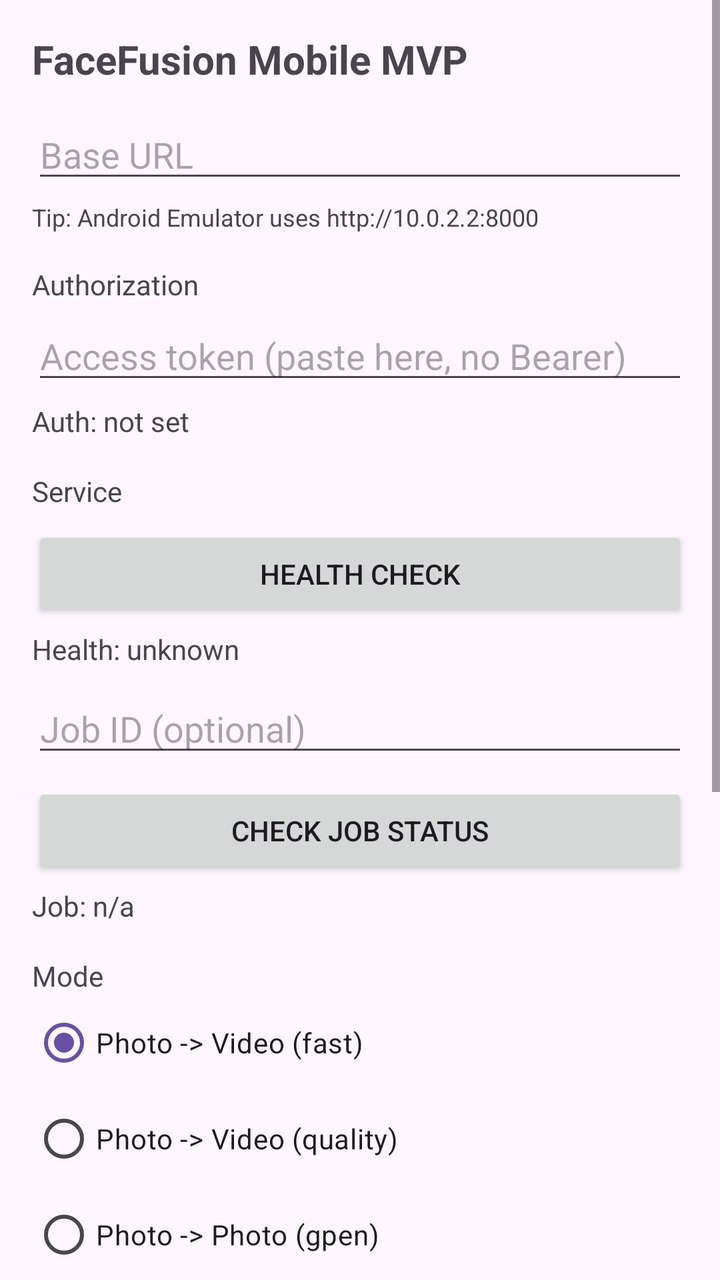
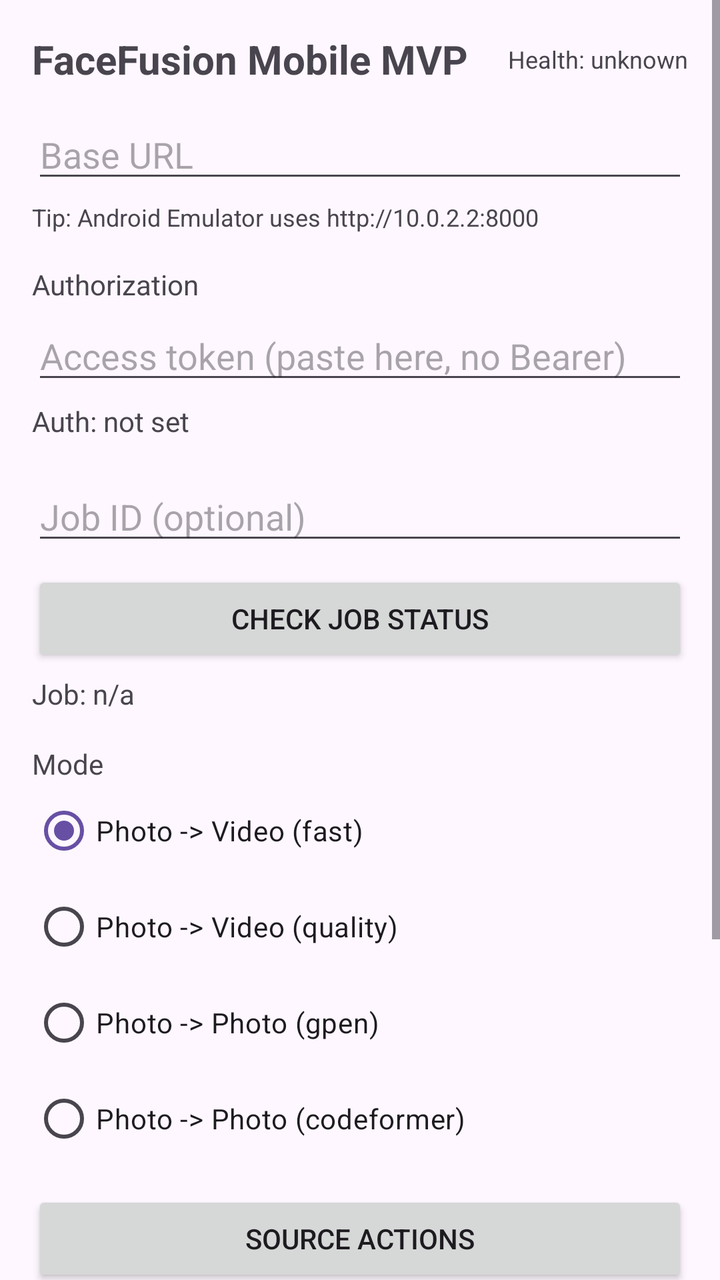

Two renders of the same Android screen: before a commit and after it. Below are the layout's source before the change and the commit's diff.
<!-- AndroidManifest.xml: application theme Theme.FaceFusion -->
<!-- res/layout/activity_main.xml -->
<?xml version="1.0" encoding="utf-8"?>
<ScrollView xmlns:android="http://schemas.android.com/apk/res/android"
    xmlns:tools="http://schemas.android.com/tools"
    android:layout_width="match_parent"
    android:layout_height="match_parent"
    android:fillViewport="true"
    tools:context=".MainActivity">

    <LinearLayout
        android:layout_width="match_parent"
        android:layout_height="wrap_content"
        android:orientation="vertical"
        android:padding="16dp">

        <TextView
            android:id="@+id/titleText"
            android:layout_width="wrap_content"
            android:layout_height="wrap_content"
            android:text="FaceFusion Mobile MVP"
            android:textSize="20sp"
            android:textStyle="bold" />

        <EditText
            android:id="@+id/editBaseUrl"
            android:layout_width="match_parent"
            android:layout_height="wrap_content"
            android:layout_marginTop="12dp"
            android:inputType="textUri"
            android:hint="Base URL" />

        <TextView
            android:id="@+id/txtHint"
            android:layout_width="match_parent"
            android:layout_height="wrap_content"
            android:layout_marginTop="4dp"
            android:text="Tip: Android Emulator uses http://10.0.2.2:8000"
            android:textSize="12sp" />

        <TextView
            android:id="@+id/authLabel"
            android:layout_width="wrap_content"
            android:layout_height="wrap_content"
            android:layout_marginTop="16dp"
            android:text="Authorization" />

        <EditText
            android:id="@+id/editAccessToken"
            android:layout_width="match_parent"
            android:layout_height="wrap_content"
            android:layout_marginTop="4dp"
            android:hint="Access token (paste here, no Bearer)"
            android:inputType="textVisiblePassword|textNoSuggestions" />

        <TextView
            android:id="@+id/txtAuthStatus"
            android:layout_width="match_parent"
            android:layout_height="wrap_content"
            android:layout_marginTop="4dp"
            android:text="Auth: not set" />

        <TextView
            android:id="@+id/serviceLabel"
            android:layout_width="wrap_content"
            android:layout_height="wrap_content"
            android:layout_marginTop="16dp"
            android:text="Service" />

        <Button
            android:id="@+id/btnHealth"
            android:layout_width="match_parent"
            android:layout_height="wrap_content"
            android:layout_marginTop="8dp"
            android:text="Health check" />

        <TextView
            android:id="@+id/txtHealth"
            android:layout_width="match_parent"
            android:layout_height="wrap_content"
            android:layout_marginTop="4dp"
            android:text="Health: unknown" />

        <EditText
            android:id="@+id/editJobId"
            android:layout_width="match_parent"
            android:layout_height="wrap_content"
            android:layout_marginTop="8dp"
            android:hint="Job ID (optional)"
            android:inputType="textNoSuggestions" />

        <Button
            android:id="@+id/btnCheckJob"
            android:layout_width="match_parent"
            android:layout_height="wrap_content"
            android:layout_marginTop="8dp"
            android:text="Check job status" />

        <TextView
            android:id="@+id/txtJobStatus"
            android:layout_width="match_parent"
            android:layout_height="wrap_content"
            android:layout_marginTop="4dp"
            android:text="Job: n/a" />

        <TextView
            android:id="@+id/modeLabel"
            android:layout_width="wrap_content"
            android:layout_height="wrap_content"
            android:layout_marginTop="16dp"
            android:text="Mode" />

        <RadioGroup
            android:id="@+id/radioMode"
            android:layout_width="match_parent"
            android:layout_height="wrap_content">

            <RadioButton
                android:id="@+id/modePhotoVideoFast"
                android:layout_width="wrap_content"
                android:layout_height="wrap_content"
                android:checked="true"
                android:text="Photo -> Video (fast)" />

            <RadioButton
                android:id="@+id/modePhotoVideoQuality"
                android:layout_width="wrap_content"
                android:layout_height="wrap_content"
                android:text="Photo -> Video (quality)" />

            <RadioButton
                android:id="@+id/modePhotoPhotoGpen"
                android:layout_width="wrap_content"
                android:layout_height="wrap_content"
                android:text="Photo -> Photo (gpen)" />

            <RadioButton
                android:id="@+id/modePhotoPhotoCodeformer"
                android:layout_width="wrap_content"
                android:layout_height="wrap_content"
                android:text="Photo -> Photo (codeformer)" />
        </RadioGroup>

        <Button
            android:id="@+id/btnTakeSelfie"
            android:layout_width="match_parent"
            android:layout_height="wrap_content"
            android:layout_marginTop="12dp"
            android:text="Take selfie (source)" />

        <Button
            android:id="@+id/btnPickSource"
            android:layout_width="match_parent"
            android:layout_height="wrap_content"
            android:layout_marginTop="8dp"
            android:text="Pick source photo (gallery)" />

        <TextView
            android:id="@+id/txtSource"
            android:layout_width="match_parent"
            android:layout_height="wrap_content"
            android:text="Source: not selected" />

        <ImageView
            android:id="@+id/imgSourcePreview"
            android:layout_width="match_parent"
            android:layout_height="180dp"
            android:layout_marginTop="6dp"
            android:adjustViewBounds="true"
            android:scaleType="centerCrop"
            android:visibility="gone" />

        <Button
            android:id="@+id/btnPickTarget"
            android:layout_width="match_parent"
            android:layout_height="wrap_content"
            android:layout_marginTop="8dp"
            android:text="Pick target (gallery)" />

        <TextView
            android:id="@+id/txtTarget"
            android:layout_width="match_parent"
            android:layout_height="wrap_content"
            android:text="Target: not selected" />

        <ImageView
            android:id="@+id/imgTargetPreview"
            android:layout_width="match_parent"
            android:layout_height="180dp"
            android:layout_marginTop="6dp"
            android:adjustViewBounds="true"
            android:scaleType="centerCrop"
            android:visibility="gone" />

        <Button
            android:id="@+id/btnStart"
            android:layout_width="match_parent"
            android:layout_height="wrap_content"
            android:layout_marginTop="16dp"
            android:text="Start job" />

        <ProgressBar
            android:id="@+id/progressBar"
            style="?android:attr/progressBarStyleHorizontal"
            android:layout_width="match_parent"
            android:layout_height="wrap_content"
            android:layout_marginTop="12dp"
            android:max="100"
            android:progress="0" />

        <TextView
            android:id="@+id/txtStatus"
            android:layout_width="match_parent"
            android:layout_height="wrap_content"
            android:layout_marginTop="8dp"
            android:text="Status: idle" />

        <ImageView
            android:id="@+id/imgResult"
            android:layout_width="match_parent"
            android:layout_height="wrap_content"
            android:layout_marginTop="12dp"
            android:adjustViewBounds="true"
            android:visibility="gone" />

        <VideoView
            android:id="@+id/videoResult"
            android:layout_width="match_parent"
            android:layout_height="240dp"
            android:layout_marginTop="12dp"
            android:visibility="gone" />

    </LinearLayout>
</ScrollView>
<!-- resources referenced by this layout -->
<resources>
  <style name="Theme.FaceFusion" parent="Theme.Material3.DayNight.NoActionBar">
          <item name="android:statusBarColor">?attr/colorPrimaryVariant</item>
          <item name="android:windowLightStatusBar" tools:targetApi="23">true</item>
      </style>
</resources>

<!-- the commit's change to res/layout/activity_main.xml (unified diff, before → after) -->
@@ -12,13 +12,28 @@
         android:orientation="vertical"
         android:padding="16dp">
 
-        <TextView
-            android:id="@+id/titleText"
-            android:layout_width="wrap_content"
-            android:layout_height="wrap_content"
-            android:text="FaceFusion Mobile MVP"
-            android:textSize="20sp"
-            android:textStyle="bold" />
+        <LinearLayout
+            android:layout_width="match_parent"
+            android:layout_height="wrap_content"
+            android:gravity="center_vertical"
+            android:orientation="horizontal">
+
+            <TextView
+                android:id="@+id/titleText"
+                android:layout_width="0dp"
+                android:layout_height="wrap_content"
+                android:layout_weight="1"
+                android:text="FaceFusion Mobile MVP"
+                android:textSize="20sp"
+                android:textStyle="bold" />
+
+            <TextView
+                android:id="@+id/txtHealth"
+                android:layout_width="wrap_content"
+                android:layout_height="wrap_content"
+                android:text="Health: unknown"
+                android:textSize="12sp" />
+        </LinearLayout>
 
         <EditText
             android:id="@+id/editBaseUrl"
@@ -58,32 +73,11 @@
             android:layout_marginTop="4dp"
             android:text="Auth: not set" />
 
-        <TextView
-            android:id="@+id/serviceLabel"
-            android:layout_width="wrap_content"
-            android:layout_height="wrap_content"
-            android:layout_marginTop="16dp"
-            android:text="Service" />
-
-        <Button
-            android:id="@+id/btnHealth"
-            android:layout_width="match_parent"
-            android:layout_height="wrap_content"
-            android:layout_marginTop="8dp"
-            android:text="Health check" />
-
-        <TextView
-            android:id="@+id/txtHealth"
-            android:layout_width="match_parent"
-            android:layout_height="wrap_content"
-            android:layout_marginTop="4dp"
-            android:text="Health: unknown" />
-
         <EditText
             android:id="@+id/editJobId"
             android:layout_width="match_parent"
             android:layout_height="wrap_content"
-            android:layout_marginTop="8dp"
+            android:layout_marginTop="16dp"
             android:hint="Job ID (optional)"
             android:inputType="textNoSuggestions" />
 
@@ -144,14 +138,7 @@
             android:layout_width="match_parent"
             android:layout_height="wrap_content"
             android:layout_marginTop="12dp"
-            android:text="Take selfie (source)" />
-
-        <Button
-            android:id="@+id/btnPickSource"
-            android:layout_width="match_parent"
-            android:layout_height="wrap_content"
-            android:layout_marginTop="8dp"
-            android:text="Pick source photo (gallery)" />
+            android:text="Source actions" />
 
         <TextView
             android:id="@+id/txtSource"
@@ -173,7 +160,7 @@
             android:layout_width="match_parent"
             android:layout_height="wrap_content"
             android:layout_marginTop="8dp"
-            android:text="Pick target (gallery)" />
+            android:text="Pick target" />
 
         <TextView
             android:id="@+id/txtTarget"
@@ -213,20 +200,54 @@
             android:layout_marginTop="8dp"
             android:text="Status: idle" />
 
-        <ImageView
-            android:id="@+id/imgResult"
-            android:layout_width="match_parent"
-            android:layout_height="wrap_content"
-            android:layout_marginTop="12dp"
-            android:adjustViewBounds="true"
-            android:visibility="gone" />
-
-        <VideoView
-            android:id="@+id/videoResult"
+        <FrameLayout
+            android:id="@+id/resultImageContainer"
+            android:layout_width="match_parent"
+            android:layout_height="wrap_content"
+            android:layout_marginTop="12dp"
+            android:visibility="gone">
+
+            <ImageView
+                android:id="@+id/imgResult"
+                android:layout_width="match_parent"
+                android:layout_height="wrap_content"
+                android:adjustViewBounds="true" />
+
+            <ImageButton
+                android:id="@+id/btnSaveResult"
+                android:layout_width="40dp"
+                android:layout_height="40dp"
+                android:layout_gravity="top|start"
+                android:layout_margin="8dp"
+                android:background="@android:color/transparent"
+                android:contentDescription="Save image"
+                android:padding="6dp"
+                android:src="@android:drawable/ic_menu_save" />
+        </FrameLayout>
+
+        <FrameLayout
+            android:id="@+id/resultVideoContainer"
             android:layout_width="match_parent"
             android:layout_height="240dp"
             android:layout_marginTop="12dp"
-            android:visibility="gone" />
+            android:visibility="gone">
+
+            <VideoView
+                android:id="@+id/videoResult"
+                android:layout_width="match_parent"
+                android:layout_height="match_parent" />
+
+            <ImageButton
+                android:id="@+id/btnSaveVideoResult"
+                android:layout_width="40dp"
+                android:layout_height="40dp"
+                android:layout_gravity="top|start"
+                android:layout_margin="8dp"
+                android:background="@android:color/transparent"
+                android:contentDescription="Save video"
+                android:padding="6dp"
+                android:src="@android:drawable/ic_menu_save" />
+        </FrameLayout>
 
     </LinearLayout>
 </ScrollView>
